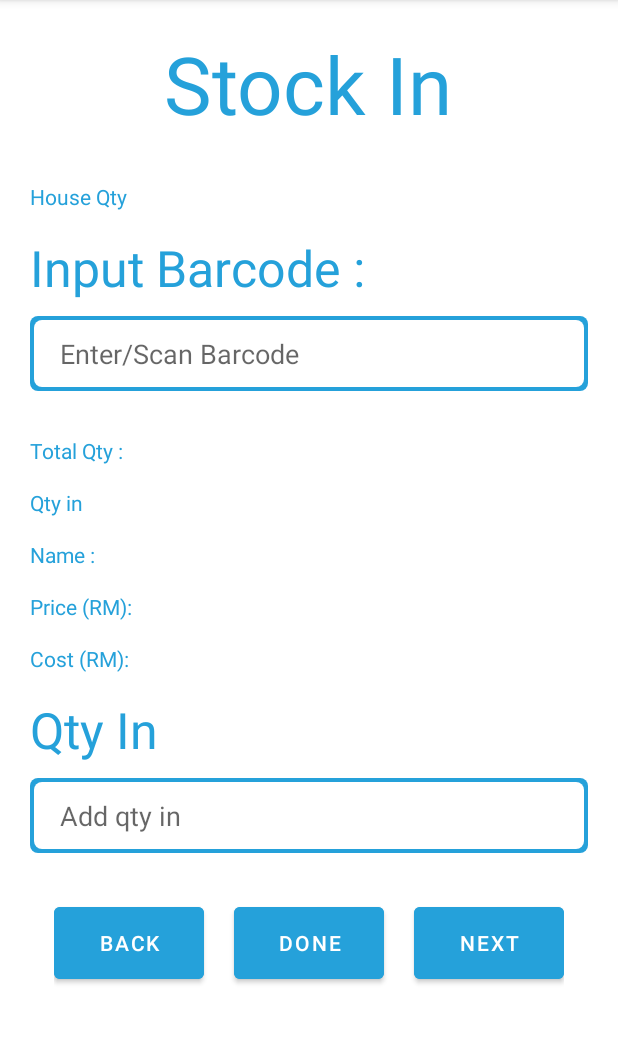
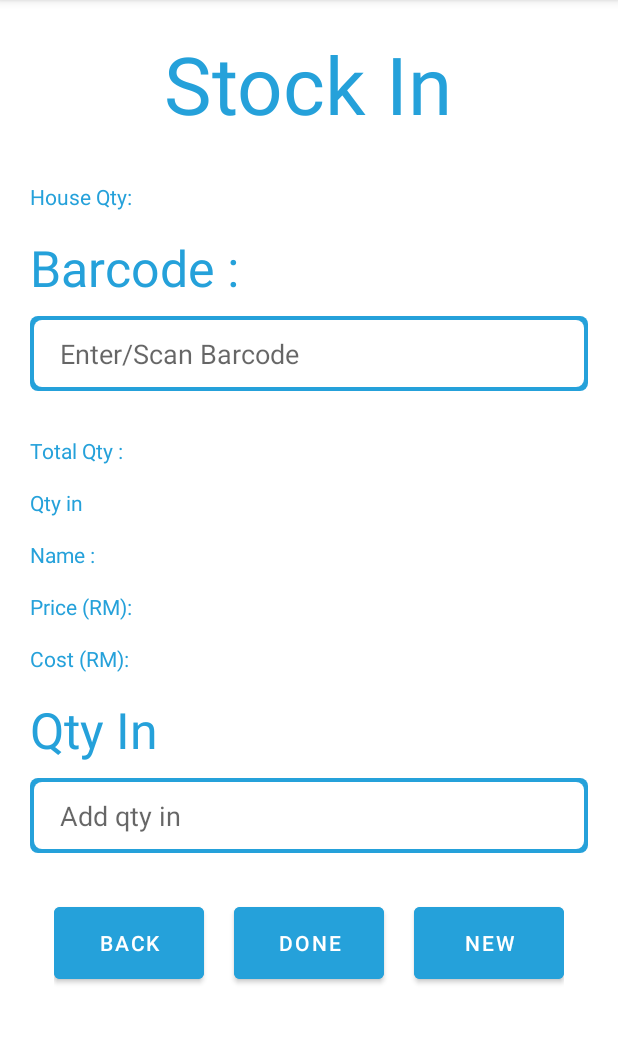
Before and after one commit to tzejian27/DB_Inventory_8April22, an Android app: the StockIn_step3 screen opened directly, with no data from a screen before it, on a phone screen of 412 x 824 dp, the part 84-1128 px from its top. Run offline under Robolectric (Android 15) with nearby library versions, the phone set to English and light mode, and no system bars; our stand-ins replace Firebase (no records; nobody signed in at launch, a user with empty details on screens opened directly); 6 statements that could not run were skipped.

Commit message:
New thing

```diff
--- a/app/build.gradle
+++ b/app/build.gradle
@@ -44,7 +44,7 @@ dependencies {
     //implementation files('libs\\scanSDK.jar')
     implementation files('libs/SDK_release_v2.1.1.jar')
     //R-FID sdk
-    implementation files('libs/iodev2.jar')
+    //implementation files('libs/iodev2.jar')
 
     testImplementation 'junit:junit:4.13.2'
     androidTestImplementation 'androidx.test.ext:junit:1.1.3'
--- a/app/src/main/java/com/example/db_inventory/Home_Page.java
+++ b/app/src/main/java/com/example/db_inventory/Home_Page.java
@@ -190,9 +190,13 @@ public class Home_Page extends AppCompatActivity implements View.OnClickListener
                 //GOOD RETURN
             case R.id.btn_GRN:
                 Intent intent2grn = new Intent(getApplicationContext(), GRN_Home.class);
-
                 finish();
                 break;
+            /*case R.id.btn_RFID:
+                Intent intent2rfid = new Intent(getApplicationContext(), RFID_MainActivity.class);
+                startActivity(intent2rfid);
+                finish();
+                break;*/
         }
     }
 
--- a/app/src/main/java/com/example/db_inventory/StockIn_step3.java
+++ b/app/src/main/java/com/example/db_inventory/StockIn_step3.java
@@ -2,6 +2,7 @@ package com.example.db_inventory;
 
 import android.content.Intent;
 import android.database.Cursor;
+import android.graphics.Color;
 import android.os.Bundle;
 import android.view.View;
 import android.widget.Button;
@@ -276,6 +277,7 @@ public class StockIn_step3 extends AppCompatActivity {
                     //     }
                     //    });
                     Toast.makeText(StockIn_step3.this, "Add Successfully !!!", Toast.LENGTH_SHORT).show();
+                    btn_esc.setClickable(true);
                 }
             }
         });
--- a/app/src/main/res/layout/activity_stock_in_scan.xml
+++ b/app/src/main/res/layout/activity_stock_in_scan.xml
@@ -36,7 +36,8 @@
         android:ems="10"
         android:hint="@string/enter_scan_barcode"
         android:inputType="number"
-        android:paddingLeft="20dp" />
+        android:paddingLeft="20dp"
+        android:drawableLeft="@drawable/icon_barcode"/>
 
     <Spinner
         android:id="@+id/spinner_stock_in"
--- a/app/src/main/res/layout/activity_stock_in_step3.xml
+++ b/app/src/main/res/layout/activity_stock_in_step3.xml
@@ -47,7 +47,7 @@
         android:layout_width="wrap_content"
         android:layout_height="wrap_content"
         android:layout_marginBottom="10dp"
-        android:text="@string/input_barcode"
+        android:text="@string/barcode"
         android:textColor="@color/blue"
         android:textSize="50px" />
 
@@ -243,8 +243,9 @@
             android:layout_weight="1"
             android:width="100dp"
             android:backgroundTint="@color/blue"
-            android:text="@string/next"
-            android:textColor="@color/white" />
+            android:text="@string/new_btn"
+            android:textColor="@color/white"
+            android:clickable="false"/>
 
 
     </LinearLayout>
--- a/app/src/main/res/layout/activity_stock_out_scan.xml
+++ b/app/src/main/res/layout/activity_stock_out_scan.xml
@@ -36,7 +36,8 @@
         android:ems="10"
         android:hint="@string/enter_scan_barcode"
         android:inputType="number"
-        android:paddingLeft="20dp" />
+        android:paddingLeft="20dp"
+        android:drawableLeft="@drawable/icon_barcode"/>
 
     <Spinner
         android:id="@+id/spinner_stock_out"
--- a/app/src/main/res/layout/activity_stock_out_step3.xml
+++ b/app/src/main/res/layout/activity_stock_out_step3.xml
@@ -47,7 +47,7 @@
         android:layout_width="wrap_content"
         android:layout_height="wrap_content"
         android:layout_marginBottom="10dp"
-        android:text="@string/input_barcode"
+        android:text="@string/barcode"
         android:textColor="@color/blue"
         android:textSize="50px" />
 
@@ -243,7 +243,7 @@
             android:layout_weight="1"
             android:width="100dp"
             android:backgroundTint="@color/blue"
-            android:text="@string/next"
+            android:text="@string/new_btn"
             android:textColor="@color/white" />
 
 
--- a/app/src/main/res/values/strings.xml
+++ b/app/src/main/res/values/strings.xml
@@ -99,9 +99,10 @@
     <string name="item_cost">Item Cost (RM):</string>
     <string name="qty_in">Qty in</string>
     <string name="add_qty_in">Add qty in</string>
-    <string name="house_qty">House Qty</string>
+    <string name="house_qty">House Qty:</string>
     <string name="stock_out">Stock Out</string>
     <string name="stock_in">Stock In</string>
     <string name="input_price_rm">Input price (RM):</string>
     <string name="enter_description">Enter Description</string>
+    <string name="new_btn">New</string>
 </resources>
```
